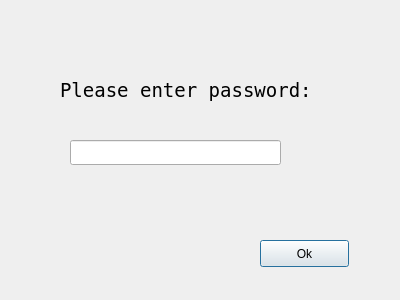
First picture: the form in passworddialog.ui, repository giantpune/qtwitgui, before the edit.
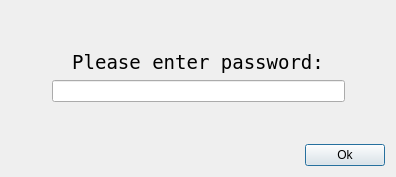
Second picture: the form after the edit.

The edit to the form file:
```diff
--- a/passworddialog.ui
+++ b/passworddialog.ui
@@ -6,35 +6,29 @@
    <rect>
     <x>0</x>
     <y>0</y>
-    <width>400</width>
-    <height>300</height>
+    <width>396</width>
+    <height>177</height>
    </rect>
   </property>
   <property name="windowTitle">
    <string>Password Requested</string>
   </property>
-  <widget class="QLineEdit" name="lineEdit">
-   <property name="geometry">
-    <rect>
-     <x>70</x>
-     <y>140</y>
-     <width>211</width>
-     <height>25</height>
-    </rect>
-   </property>
-   <property name="echoMode">
-    <enum>QLineEdit::Password</enum>
-   </property>
-  </widget>
+  <layout class="QVBoxLayout" name="verticalLayout">
+   <item>
+    <spacer name="verticalSpacer_2">
+     <property name="orientation">
+      <enum>Qt::Vertical</enum>
+     </property>
+     <property name="sizeHint" stdset="0">
+      <size>
+       <width>20</width>
+       <height>40</height>
+      </size>
+     </property>
+    </spacer>
+   </item>
+   <item>
   <widget class="QLabel" name="label">
-   <property name="geometry">
-    <rect>
-     <x>60</x>
-     <y>60</y>
-     <width>301</width>
-     <height>61</height>
-    </rect>
-   </property>
    <property name="font">
     <font>
      <family>Andale Mono</family>
@@ -44,20 +38,104 @@
    <property name="text">
     <string>Please enter password:</string>
    </property>
-  </widget>
+     <property name="alignment">
+      <set>Qt::AlignCenter</set>
+     </property>
+    </widget>
+   </item>
+   <item>
+    <layout class="QHBoxLayout" name="horizontalLayout_2">
+     <item>
+      <spacer name="horizontalSpacer_2">
+       <property name="orientation">
+        <enum>Qt::Horizontal</enum>
+       </property>
+       <property name="sizeHint" stdset="0">
+        <size>
+         <width>40</width>
+         <height>20</height>
+        </size>
+       </property>
+      </spacer>
+     </item>
+     <item>
+      <widget class="QLineEdit" name="lineEdit">
+       <property name="minimumSize">
+        <size>
+         <width>293</width>
+         <height>0</height>
+        </size>
+       </property>
+       <property name="maximumSize">
+        <size>
+         <width>288</width>
+         <height>16777215</height>
+        </size>
+       </property>
+       <property name="text">
+        <string/>
+       </property>
+       <property name="echoMode">
+        <enum>QLineEdit::Password</enum>
+       </property>
+       <property name="alignment">
+        <set>Qt::AlignLeading|Qt::AlignLeft|Qt::AlignVCenter</set>
+       </property>
+      </widget>
+     </item>
+     <item>
+      <spacer name="horizontalSpacer_3">
+       <property name="orientation">
+        <enum>Qt::Horizontal</enum>
+       </property>
+       <property name="sizeHint" stdset="0">
+        <size>
+         <width>40</width>
+         <height>20</height>
+        </size>
+       </property>
+      </spacer>
+     </item>
+    </layout>
+   </item>
+   <item>
+    <spacer name="verticalSpacer">
+     <property name="orientation">
+      <enum>Qt::Vertical</enum>
+     </property>
+     <property name="sizeHint" stdset="0">
+      <size>
+       <width>20</width>
+       <height>32</height>
+      </size>
+     </property>
+    </spacer>
+   </item>
+   <item>
+    <layout class="QHBoxLayout" name="horizontalLayout">
+     <item>
+      <spacer name="horizontalSpacer">
+       <property name="orientation">
+        <enum>Qt::Horizontal</enum>
+       </property>
+       <property name="sizeHint" stdset="0">
+        <size>
+         <width>40</width>
+         <height>20</height>
+        </size>
+       </property>
+      </spacer>
+     </item>
+     <item>
   <widget class="QPushButton" name="pushButton_ok">
-   <property name="geometry">
-    <rect>
-     <x>260</x>
-     <y>240</y>
-     <width>89</width>
-     <height>27</height>
-    </rect>
-   </property>
    <property name="text">
     <string>Ok</string>
    </property>
   </widget>
+     </item>
+    </layout>
+   </item>
+  </layout>
  </widget>
  <resources/>
  <connections/>
```
Lines whose indentation alone changed are shown as unchanged.
